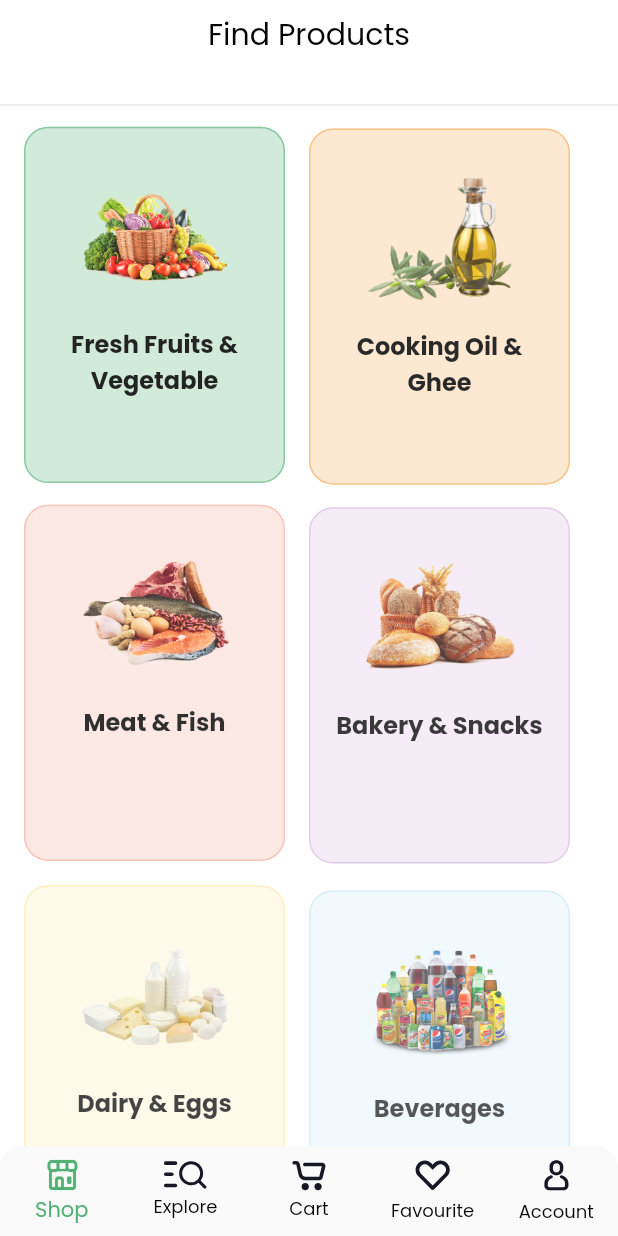
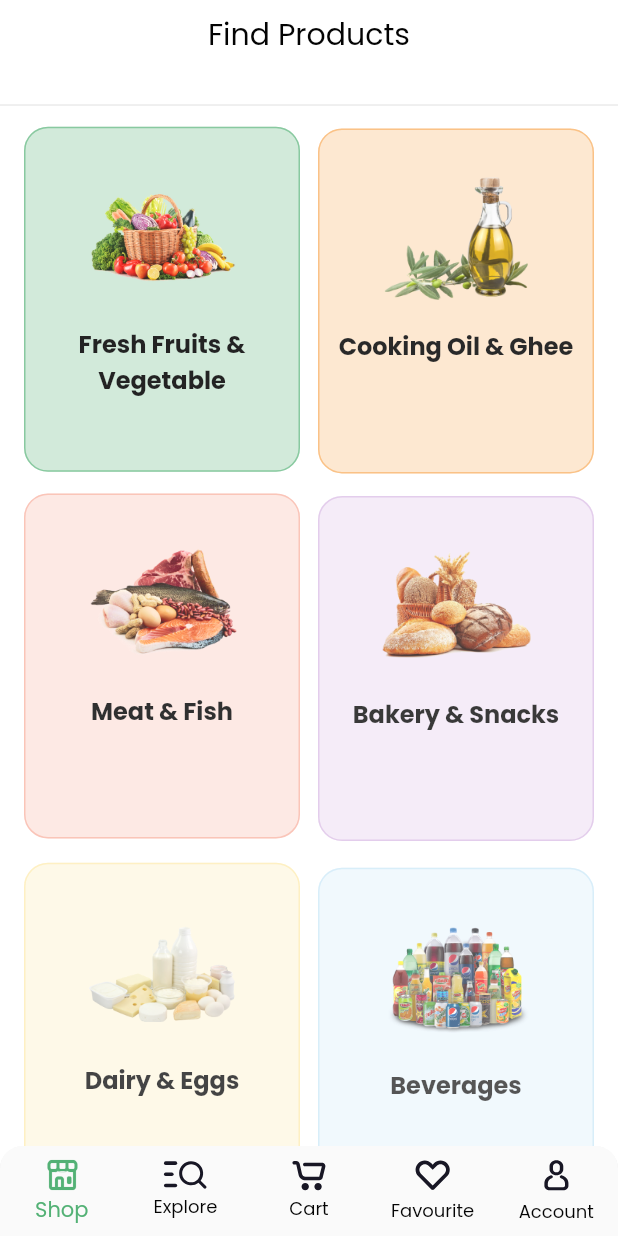
Before and after one commit to ibhavikmakwana/nectar, a Flutter app: the HomeScreen screen opened directly, swiped to page 2, on a phone screen of 412 x 824 dp. Run offline on Flutter 3.47's test engine with Material 2 defaults, Android fonts, the phone set to English and light mode, and no system bars; our stand-ins replace flutter_svg, google_fonts.

Commit message:
:recycle: adding cross axis spacing in explore screen grid layout

```diff
--- a/lib/home/explore/explore_screen.dart
+++ b/lib/home/explore/explore_screen.dart
@@ -57,6 +57,7 @@ class _ExploreScreenState extends State<ExploreScreen>
             gridDelegate: SliverGridDelegateWithFixedCrossAxisCount(
               crossAxisCount: 2,
               childAspectRatio: 0.8,
+              crossAxisSpacing: 12,
               mainAxisSpacing: 12,
             ),
             itemBuilder: (_, index) {
@@ -131,7 +132,6 @@ class FindProductsItem extends StatelessWidget {
           borderRadius: BorderRadius.all(Radius.circular(16)),
           border: Border.all(color: product.color.withOpacity(0.7)),
         ),
-        margin: const EdgeInsets.only(right: 16),
         child: InkWell(
           borderRadius: BorderRadius.all(Radius.circular(16)),
           onTap: onTap,
```
